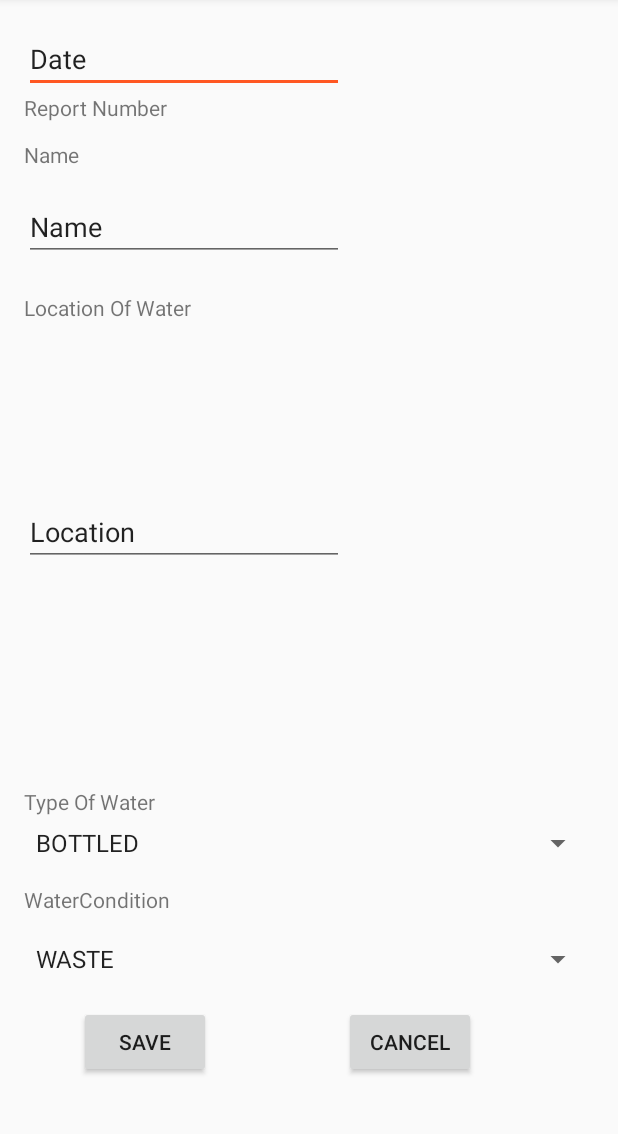
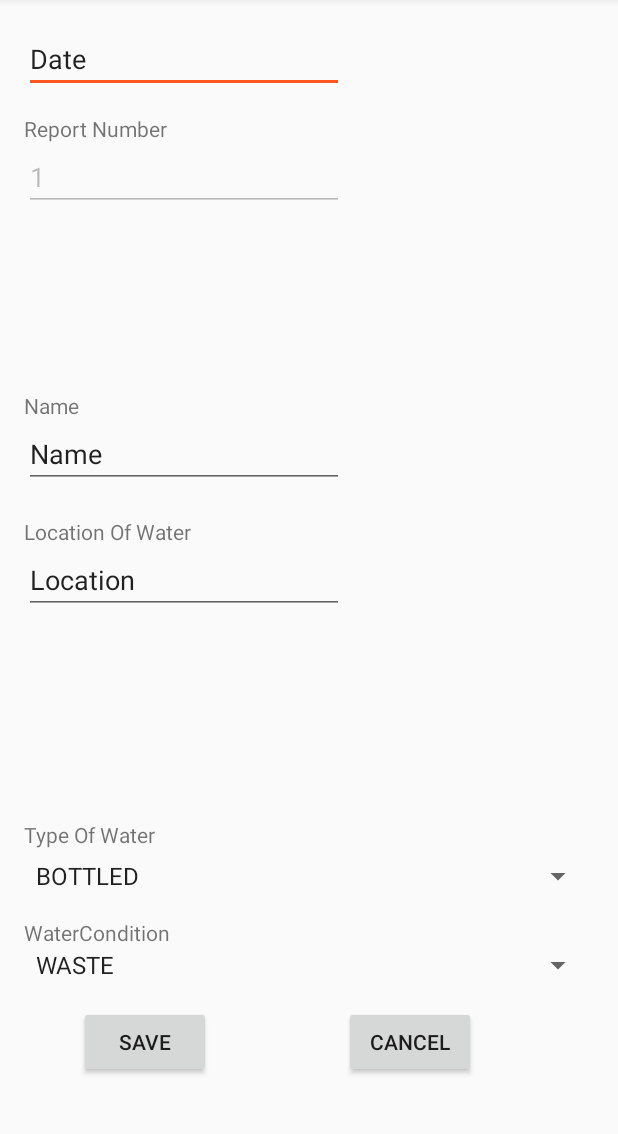
Before and after one commit to sunjayden/Drop, an Android app: the EditSourceReport screen opened directly, with no data from a screen before it, on a phone screen of 412 x 824 dp, the part 86-1220 px from its top. Run offline under Robolectric (Android 15) with nearby library versions, the phone set to English and light mode, and no system bars.

Commit message:
fix report

```diff
--- a/Drop-Yili/app/src/main/java/gatech/cs2340/android/drop/controllers/EditSourceReport.java
+++ b/Drop-Yili/app/src/main/java/gatech/cs2340/android/drop/controllers/EditSourceReport.java
@@ -23,12 +23,14 @@ public class EditSourceReport extends AppCompatActivity implements AdapterView.O
     private TextView idnumber;
     private EditText date;
     private EditText namefield;
+    private EditText reportNumber;
     private EditText location;
     private Spinner waterSpinner;
     private Spinner ConditionSpinner;
 
     private SourceReport sourceReport;
     private String _loc;
+    private static int i = 1;
 
 
 
@@ -40,10 +42,16 @@ public class EditSourceReport extends AppCompatActivity implements AdapterView.O
         idnumber = (TextView) findViewById(R.id.sourceReport_reportNumber);
         date = (EditText) findViewById(R.id.edit_sourceReport_date);
         namefield = (EditText) findViewById(R.id.edit_sourceReport_Name);
+        reportNumber = (EditText) findViewById(R.id.edit_sr_rn);
         location = (EditText) findViewById(R.id.edit_sr_location);
         waterSpinner = (Spinner) findViewById(R.id.edit_sr_type);
         ConditionSpinner = (Spinner) findViewById(R.id.edit_sr_waterCondition);
 
+        /*
+          Set the report number
+         */
+        reportNumber.setText(Integer.toString(i));
+        i++;
         /*
           Set up the adapter to display the allowable locations
          */
--- a/Drop-Yili/app/src/main/res/layout/activity_edit_source_report.xml
+++ b/Drop-Yili/app/src/main/res/layout/activity_edit_source_report.xml
@@ -25,17 +25,17 @@
         android:text="Report Number"
         android:layout_width="wrap_content"
         android:layout_height="wrap_content"
+        android:id="@+id/sourceReport_reportNumber"
         android:layout_below="@+id/edit_sourceReport_date"
         android:layout_alignParentStart="true"
-        android:id="@+id/sourceReport_reportNumber" />
+        android:layout_marginTop="14dp" />
 
     <TextView
         android:text="Name"
         android:layout_width="wrap_content"
         android:layout_height="wrap_content"
-        android:layout_marginTop="12dp"
         android:id="@+id/sourceReport_name"
-        android:layout_below="@+id/sourceReport_reportNumber"
+        android:layout_above="@+id/edit_sourceReport_Name"
         android:layout_alignParentStart="true" />
 
     <EditText
@@ -44,10 +44,21 @@
         android:inputType="textPersonName"
         android:text="Name"
         android:ems="10"
-        android:layout_marginTop="16dp"
         android:id="@+id/edit_sourceReport_Name"
-        android:layout_below="@+id/sourceReport_name"
-        android:layout_alignParentStart="true" />
+        android:layout_above="@+id/sourceReport_Location"
+        android:layout_alignParentStart="true"
+        android:layout_marginBottom="19dp" />
+
+    <EditText
+        android:id="@+id/edit_sr_rn"
+        android:layout_width="wrap_content"
+        android:layout_height="wrap_content"
+        android:layout_alignParentStart="true"
+        android:layout_below="@+id/sourceReport_reportNumber"
+        android:enabled="false"
+        android:ems="10"
+        android:inputType="none"
+        android:text="report number" />
 
     <TextView
         android:text="Date: "
@@ -62,9 +73,8 @@
         android:text="Location Of Water"
         android:layout_width="wrap_content"
         android:layout_height="wrap_content"
-        android:layout_marginTop="21dp"
         android:id="@+id/sourceReport_Location"
-        android:layout_below="@+id/edit_sourceReport_Name"
+        android:layout_centerVertical="true"
         android:layout_alignParentStart="true" />
 
     <TextView
@@ -88,9 +98,9 @@
         android:id="@+id/edit_sr_waterCondition"
         android:layout_width="match_parent"
         android:layout_height="wrap_content"
+        android:layout_marginBottom="15dp"
         android:layout_above="@+id/edit_sourceReport_cancel"
-        android:layout_alignParentStart="true"
-        android:layout_marginBottom="19dp" />
+        android:layout_alignParentStart="true" />
 
     <Button
         android:text="Save"
@@ -117,17 +127,16 @@
         android:layout_height="wrap_content"
         android:text="WaterCondition"
         android:layout_above="@+id/edit_sr_waterCondition"
-        android:layout_alignParentStart="true"
-        android:layout_marginBottom="18dp" />
+        android:layout_alignParentStart="true" />
 
     <EditText
         android:id="@+id/edit_sr_location"
         android:layout_width="wrap_content"
         android:layout_height="wrap_content"
-        android:layout_alignParentStart="true"
-        android:layout_centerVertical="true"
         android:ems="10"
         android:inputType="textPersonName"
-        android:text="Location" />
+        android:text="Location"
+        android:layout_below="@+id/sourceReport_Location"
+        android:layout_alignParentStart="true" />
 
 </RelativeLayout>
```
